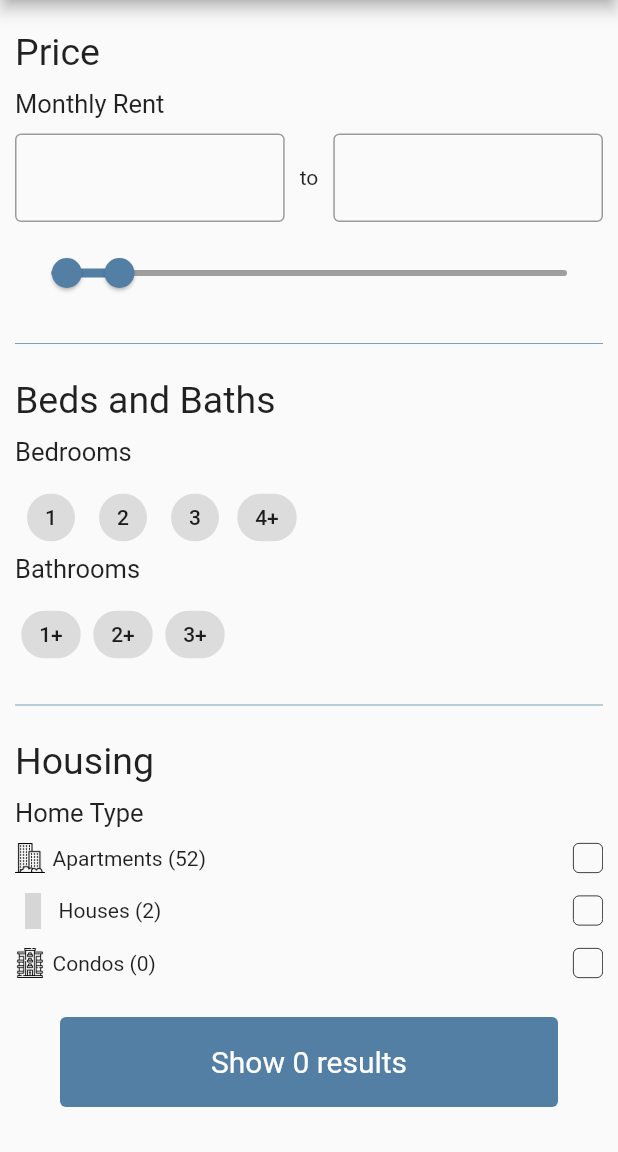
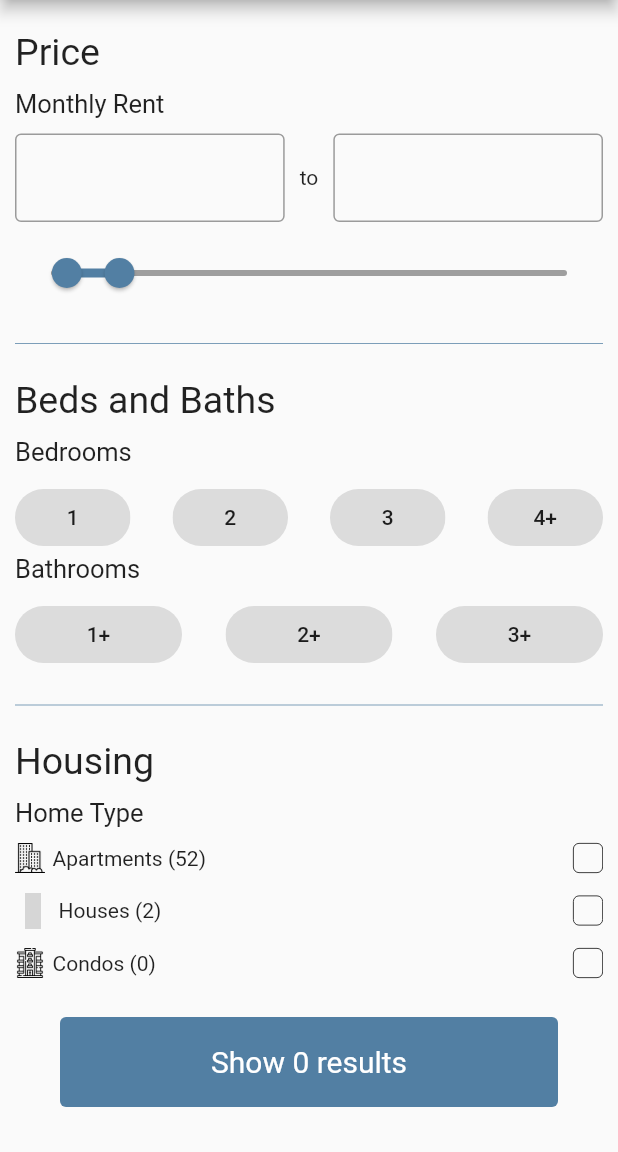
Before and after one commit to armel50/chance_app, a Flutter app: the screen it shows after launch, item 2 of the bottom bar chosen, after a tap on "Filter", on a phone screen of 412 x 824 dp, the part 84-1236 px from its top. Run offline on Flutter 3.47's test engine with Material 2 defaults, Android fonts, the phone set to English and light mode, and no system bars; our stand-ins replace google_maps_flutter; missing offline and left inert: flat_icons_flutter; network calls fail; project files that could hold a hidden picture were left out; grey boxes are pictures that could not be loaded.

Commit message:
designed the chip shown on the filter screen

```diff
--- a/lib/app.dart
+++ b/lib/app.dart
@@ -46,7 +46,9 @@ class _AppState extends State<App> {
           ),
           BottomNavigationBarItem(
             // Rooms or listing tab
-            icon: Icon(Icons.apartment_outlined),
+           icon:  ImageIcon(
+            AssetImage('assets/images/apartment.png')
+           ),
             label: 'Rooms',
             backgroundColor: Colors.white,
           ),
--- a/lib/views/rooms/filterViewScreen.dart
+++ b/lib/views/rooms/filterViewScreen.dart
@@ -177,18 +177,40 @@ class _FilterViewScreenState extends State<FilterViewScreen> {
               ),
               Row(
                 crossAxisAlignment: CrossAxisAlignment.start,
+                mainAxisAlignment: MainAxisAlignment.spaceBetween,
+
                 children: [
                   Chip(
-                    label: Text('1'),
+                    label: Container(
+                      width:  MediaQuery.of(context).size.width/4 - 50,
+                      height: 30,
+                      padding: EdgeInsets.all(defaultPadding * 0.25),
+                      child: Align(child: Text('1')),
+                    ),
                   ),
                     Chip(
-                    label: Text('2'),
+                    label: Container(
+                      width:  MediaQuery.of(context).size.width/4 - 50,
+                      height: 30,
+                      padding: EdgeInsets.all(defaultPadding * 0.25),
+                      child: Align(child: Text('2')),
+                    ),
                   ),
                     Chip(
-                    label: Text('3'),
+                    label: Container(
+                      width:  MediaQuery.of(context).size.width/4 - 50,
+                      height: 30,
+                      padding: EdgeInsets.all(defaultPadding * 0.25),
+                      child: Align(child: Text('3')),
+                    ),
                   ),
                     Chip(
-                    label: Text('4+'),
+                    label: Container(
+                      width:  MediaQuery.of(context).size.width/4 - 50,
+                      height: 30,
+                      padding: EdgeInsets.all(defaultPadding * 0.25),
+                      child: Align(child: Text('4+')),
+                    ),
                   ),
                 ],
               ),
@@ -200,15 +222,32 @@ class _FilterViewScreenState extends State<FilterViewScreen> {
                 height: defaultMargin,
               ),
               Row(
+                  crossAxisAlignment: CrossAxisAlignment.start,
+                mainAxisAlignment: MainAxisAlignment.spaceBetween,
                 children: [
                  Chip(
-                    label: Text('1+'),
+                    label: Container(
+                      width:  MediaQuery.of(context).size.width/3 - 50,
+                      height: 30,
+                      padding: EdgeInsets.all(defaultPadding * 0.25),
+                      child: Align(child: Text('1+')),
+                    ),
                   ),
                Chip(
-                    label: Text('2+'),
+                    label: Container(
+                      width:  MediaQuery.of(context).size.width/3 - 50,
+                      height: 30,
+                      padding: EdgeInsets.all(defaultPadding * 0.25),
+                      child: Align(child: Text('2+')),
+                    ),
                   ),
                  Chip(
-                    label: Text('3+'),
+                    label: Container(
+                      width:  MediaQuery.of(context).size.width/3 - 50,
+                      height: 30,
+                      padding: EdgeInsets.all(defaultPadding * 0.25),
+                      child: Align(child: Text('3+')),
+                    ),
                   ),
                 ],
               ),
@@ -425,7 +464,7 @@ class _FilterViewScreenState extends State<FilterViewScreen> {
                         height: 20,
                         width: 20,
                         margin: EdgeInsets.only(right: defaultMargin * 0.5),
-                        child:  Image.asset('assets/images/dog.png'),
+                        child: Image.asset('assets/images/dog.png'),
                       ),
                       Text('Dog Friendly (20)'),
                     ],
```
Lines whose indentation alone changed are shown as unchanged.
